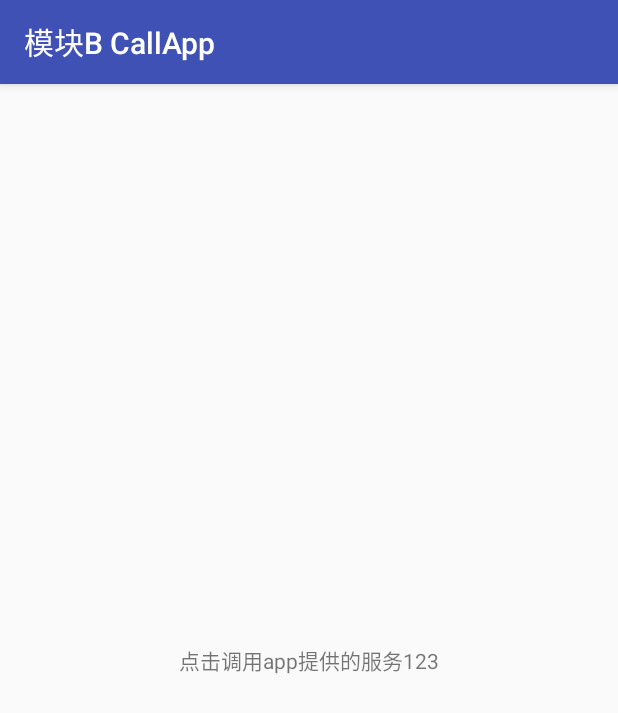
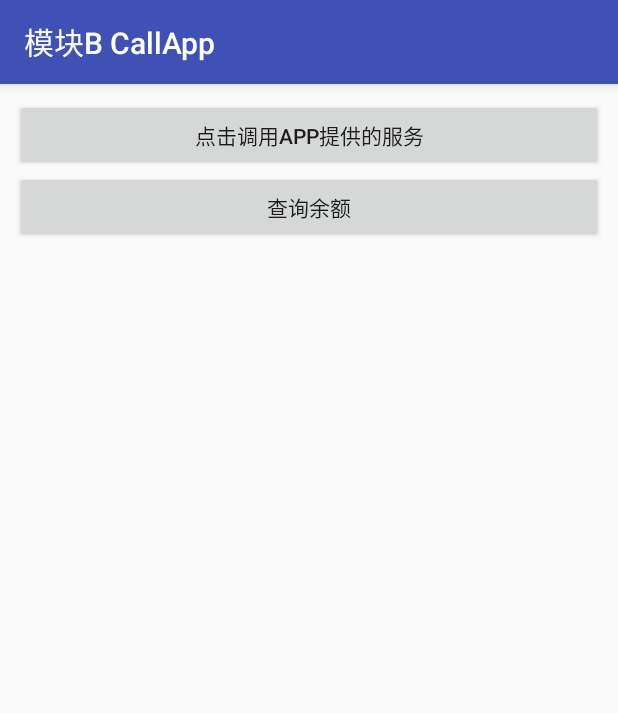
Before and after one commit to Walkud/JudyBridge, an Android app: the CallAppActivity screen opened directly, with no data from a screen before it, on a phone screen of 412 x 824 dp. Shown: the top 713 px of the screen. Run offline under Robolectric (Android 15) with nearby library versions, the light colour scheme and no system bars; our stand-ins replace ButterKnife.

Commit message:
优化独立运行代码 测试业务模块独立运行支持Butterknife R2

```diff
--- a/BaseLib/build.gradle
+++ b/BaseLib/build.gradle
@@ -39,5 +39,6 @@ dependencies {
     api rootProject.ext.dependencies["rxjava"]
     api rootProject.ext.dependencies["rxandroid"]
     api rootProject.ext.dependencies["gson"]
-
+    api rootProject.ext.dependencies['butterknife']
+    annotationProcessor rootProject.ext.dependencies['butterknife-compiler']
 }
--- /dev/null
+++ b/app/src/debug/AndroidManifest.xml
@@ -0,0 +1,3 @@
+<?xml version="1.0" encoding="utf-8"?>
+<manifest xmlns:android="http://schemas.android.com/apk/res/android"
+    android:sharedUserId="${SHARE_USER_ID}" />
--- a/app/src/main/AndroidManifest.xml
+++ b/app/src/main/AndroidManifest.xml
@@ -1,7 +1,6 @@
 <?xml version="1.0" encoding="utf-8"?>
 <manifest xmlns:android="http://schemas.android.com/apk/res/android"
-    package="com.zly.judy.bridge"
-    android:sharedUserId="com.zly.judy.bridge">
+    package="com.zly.judy.bridge">
 
     <application
         android:name="com.zly.judy.lib.base.BaseApplication"
--- a/module/ModuleA/build.gradle
+++ b/module/ModuleA/build.gradle
@@ -1,4 +1,5 @@
 apply plugin: 'com.android.library'
+apply plugin: 'com.jakewharton.butterknife'
 
 android {
     compileSdkVersion Integer.parseInt(COMPILE_SDK_VER)
--- a/module/ModuleB/src/main/java/com/zly/module/b/CallAppActivity.java
+++ b/module/ModuleB/src/main/java/com/zly/module/b/CallAppActivity.java
@@ -3,10 +3,14 @@ package com.zly.module.b;
 import android.os.Bundle;
 import android.support.annotation.Nullable;
 import android.view.View;
-import android.widget.TextView;
+import android.widget.Button;
 
 import com.zly.judy.lib.base.BaseActivity;
 import com.zly.judy.lib.common.JudyHelper;
+import com.zly.module.b.activity.ModuleBModelActivity;
+
+import butterknife.BindView;
+import butterknife.ButterKnife;
 
 /**
  * 调用app提供的服务
@@ -14,16 +18,29 @@ import com.zly.judy.lib.common.JudyHelper;
  */
 public class CallAppActivity extends BaseActivity {
 
+    @BindView(R2.id.call_app_btn)
+    Button callAppBtn;
+    @BindView(R2.id.query_user_money_btn)
+    Button queryUserMoneyBtn;
+
     @Override
     protected void onCreate(@Nullable Bundle savedInstanceState) {
         super.onCreate(savedInstanceState);
         setContentView(R.layout.activity_class_app);
-        TextView textView = findViewById(R.id.class_app_tv);
-        textView.setOnClickListener(new View.OnClickListener() {
+        ButterKnife.bind(this);
+//        Button callAppBtn = findViewById(R.id.call_app_btn);
+        callAppBtn.setOnClickListener(new View.OnClickListener() {
             @Override
             public void onClick(View view) {
                 JudyHelper.getAppJudyBridge().showAppToast(CallAppActivity.this);
             }
         });
+
+        queryUserMoneyBtn.setOnClickListener(new View.OnClickListener() {
+            @Override
+            public void onClick(View v) {
+                forword(ModuleBModelActivity.class);
+            }
+        });
     }
 }
--- a/module/ModuleB/src/main/res/layout/activity_class_app.xml
+++ b/module/ModuleB/src/main/res/layout/activity_class_app.xml
@@ -1,13 +1,22 @@
 <?xml version="1.0" encoding="utf-8"?>
-<FrameLayout xmlns:android="http://schemas.android.com/apk/res/android"
+<LinearLayout xmlns:android="http://schemas.android.com/apk/res/android"
     android:layout_width="match_parent"
-    android:layout_height="match_parent">
+    android:layout_height="match_parent"
+    android:orientation="vertical"
+    android:padding="10dp">
 
-    <TextView
-        android:id="@+id/class_app_tv"
+    <Button
+        android:id="@+id/call_app_btn"
         android:layout_width="match_parent"
-        android:layout_height="match_parent"
+        android:layout_height="wrap_content"
         android:gravity="center"
-        android:text="点击调用app提供的服务123" />
+        android:text="点击调用app提供的服务" />
 
-</FrameLayout>
+    <Button
+        android:id="@+id/query_user_money_btn"
+        android:layout_width="match_parent"
+        android:layout_height="wrap_content"
+        android:gravity="center"
+        android:text="查询余额" />
+
+</LinearLayout>
```
Also changed, not shown: build.gradle (+8 -6 lines), material/judy_alone_run.gradle (+6 -8 lines), module/ModuleB/build.gradle (+6 -3 lines), module/ModuleB/src/main/java/com/zly/module/b/activity/ModuleBModelActivity.java (+12 -5 lines), 2 other files.
